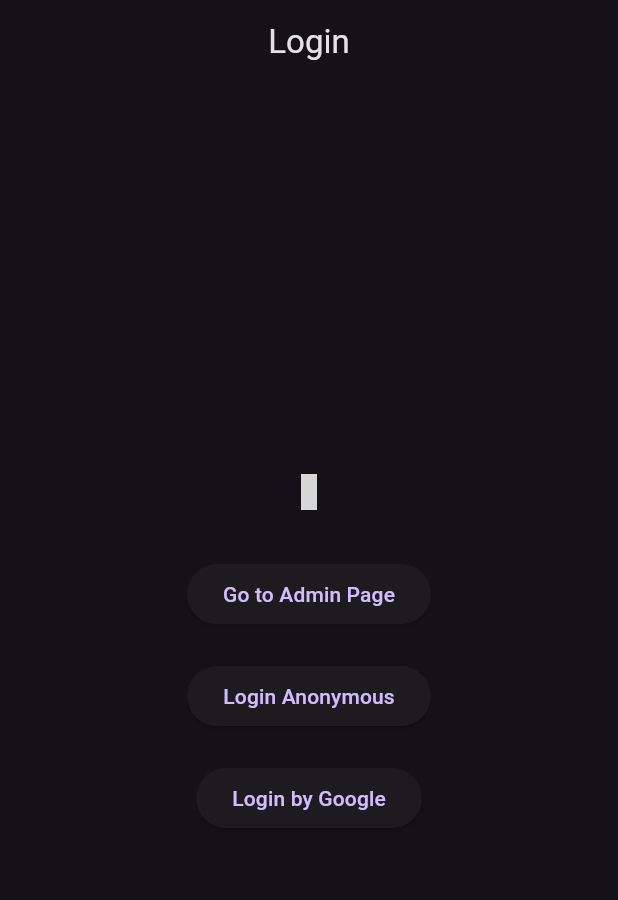
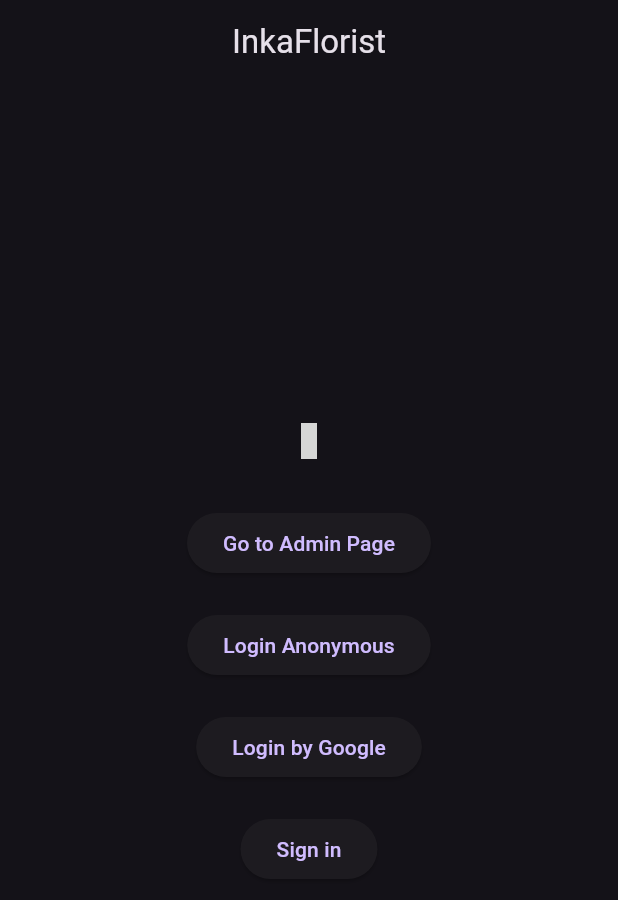
Before and after one commit to Ndhrbt1/indah_fb, a Flutter app: the screen it shows after launch, on a phone screen of 412 x 824 dp. Shown: the top 900 px of the screen. Run offline on Flutter 3.47's test engine with Material 3 defaults, Android fonts, the phone set to English and light mode, and no system bars; our stand-ins replace cloud_firestore, firebase_auth, firebase_core, firebase_storage, image_picker, simple_icons; missing offline and left inert: dart:html; accounts and stored records are empty; grey boxes are pictures that could not be loaded.

Commit message:
fix: bugs login & edit controller

```diff
--- a/lib/app/app.dart
+++ b/lib/app/app.dart
@@ -1,22 +1,49 @@
+import 'package:firebase_auth/firebase_auth.dart';
 import 'package:flutter/material.dart';
+import 'package:indah_fb/ui_screens/customer/customer_list.dart';
 
 // import 'package:indah_fb/ui_screens/home/home.dart';
 import 'package:indah_fb/ui_screens/login/login.dart';
 
-class MyApp extends StatelessWidget {
+// final subsciption = FirebaseAuth.instance.authStateChanges().listen((event) {
+//   print(event);
+//   if (event != null) {
+//     var route = MaterialPageRoute(builder: (context) => const CustomerList());
+
+//     WidgetsBinding.instance.addPostFrameCallback((_) => Navigator.pushReplacement(context, route));
+//   }
+// });
+
+class MyApp extends StatefulWidget {
   const MyApp({super.key});
 
+  @override
+  State<MyApp> createState() => _MyAppState();
+}
+
+class _MyAppState extends State<MyApp> {
   @override
   Widget build(BuildContext context) {
     return MaterialApp(
       debugShowCheckedModeBanner: false,
       title: 'Material App',
       theme: ThemeData.dark(),
+      // theme: ThemeData.light(),
       // home: const AdminInput(),
       // home: const AdminList(),
       // home: const CustomerList(),
-      home: const Login(),
+      // home: const Login(),
       // home: const Home(),
+      home: StreamBuilder<User?>(
+        stream: FirebaseAuth.instance.authStateChanges(),
+        builder: (BuildContext context, snapshot) {
+          if (snapshot.hasData) {
+            return const CustomerList();
+          } else {
+            return const Login();
+          }
+        },
+      ),
     );
   }
 }
--- a/lib/dt_sources/ctrl.dart
+++ b/lib/dt_sources/ctrl.dart
@@ -71,6 +71,7 @@ Future<void> editDoc(Product editData) async {
 Future<Product> getDetail(String id) async {
   final result = await FirebaseFirestore.instance.collection('productDetail').doc(id).get();
   final detail = Product.fromMap(result.data() ?? {});
+  selectedProduct = detail;
 
   return detail;
 }
--- a/lib/dt_sources/data.dart
+++ b/lib/dt_sources/data.dart
@@ -11,6 +11,7 @@ var isShowClear2 = false;
 var isShowClear3 = false;
 var selectedId = '';
 List<Product> productList = [];
+Product? selectedProduct;
 var isEnd = false;
 // * storge
 XFile? pickedImage;
--- a/lib/ui_screens/admin/admin_detail.dart
+++ b/lib/ui_screens/admin/admin_detail.dart
@@ -19,6 +19,7 @@ class _AdminDetailState extends State<AdminDetail> {
         mainAxisSize: MainAxisSize.min,
         children: [
           FloatingActionButton(
+            heroTag: '1',
             onPressed: () {
               Navigator.push(
                 context,
@@ -29,6 +30,7 @@ class _AdminDetailState extends State<AdminDetail> {
           ),
           const SizedBox(width: 10),
           FloatingActionButton(
+            heroTag: '2',
             onPressed: () {
               setState(() {});
             },
@@ -44,7 +46,7 @@ class _AdminDetailState extends State<AdminDetail> {
             onPressed: () async {
               await deleteDoc(widget.id);
               // ignore: use_build_context_synchronously
-              Navigator.pop(context);
+              // Navigator.pop(context);
             },
             icon: const Icon(Icons.delete),
           ),
--- a/lib/ui_screens/admin/admin_list.dart
+++ b/lib/ui_screens/admin/admin_list.dart
@@ -26,6 +26,7 @@ class _AdminListState extends State<AdminList> {
         mainAxisSize: MainAxisSize.min,
         children: [
           FloatingActionButton(
+            heroTag: '1',
             onPressed: () {
               Navigator.push(
                 context,
@@ -36,6 +37,7 @@ class _AdminListState extends State<AdminList> {
           ),
           const SizedBox(width: 10),
           FloatingActionButton(
+            heroTag: '2',
             onPressed: () {
               setState(() {});
             },
@@ -89,10 +91,11 @@ class _AdminListState extends State<AdminList> {
                     productList.length,
                     (index) {
                       return Card(
+                        surfaceTintColor: Colors.white,
                         child: ListTile(
                           selected: selectedId == productList[index].id,
                           tileColor: Colors.transparent,
-                          selectedTileColor: Colors.deepPurple,
+                          selectedTileColor: Colors.deepPurple.shade100,
                           title: Text(productList[index].name),
                           subtitle: Text(productList[index].id),
                           leading: SizedBox(
--- a/lib/ui_screens/login/login.dart
+++ b/lib/ui_screens/login/login.dart
@@ -19,7 +19,7 @@ class _LoginState extends State<Login> {
   Widget build(BuildContext context) {
     return Scaffold(
       appBar: AppBar(
-        title: const Text('Login'),
+        title: const Text('InkaFlorist'),
         centerTitle: true,
       ),
       body: StreamBuilder(
@@ -83,6 +83,18 @@ class _LoginState extends State<Login> {
               ),
               const SizedBox(height: 20),
 
+              ElevatedButton(
+                onPressed: snapshot.data == null
+                    ? () async {
+                        await FirebaseAuth.instance.signInAnonymously();
+                      }
+                    : null,
+                child: const Text(
+                  "Sign in",
+                ),
+              ),
+              const SizedBox(height: 20),
+
               // ElevatedButton(
               //   onPressed: snapshot.data == null
               //       ? null
```
Also changed, not shown: lib/ui_screens/admin/admin_edit.dart (+18 -10 lines), lib/ui_screens/admin/admin_input.dart (+11 -7 lines), lib/ui_screens/customer/customer_list.dart (+11 -4 lines), 1 other file.
